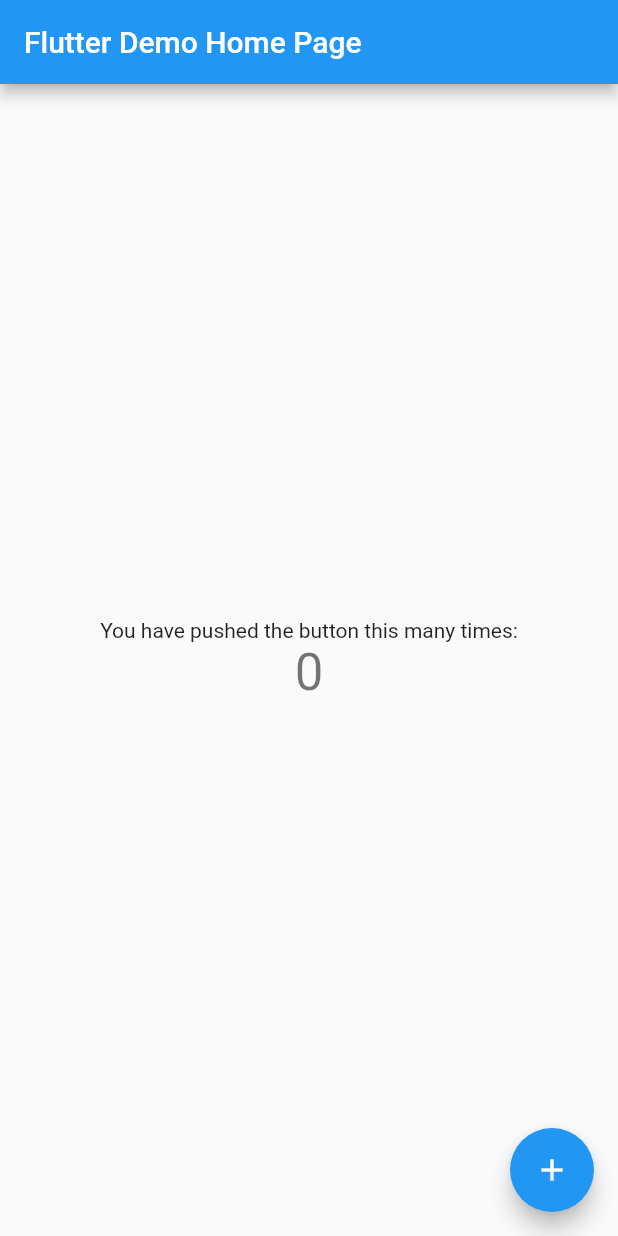
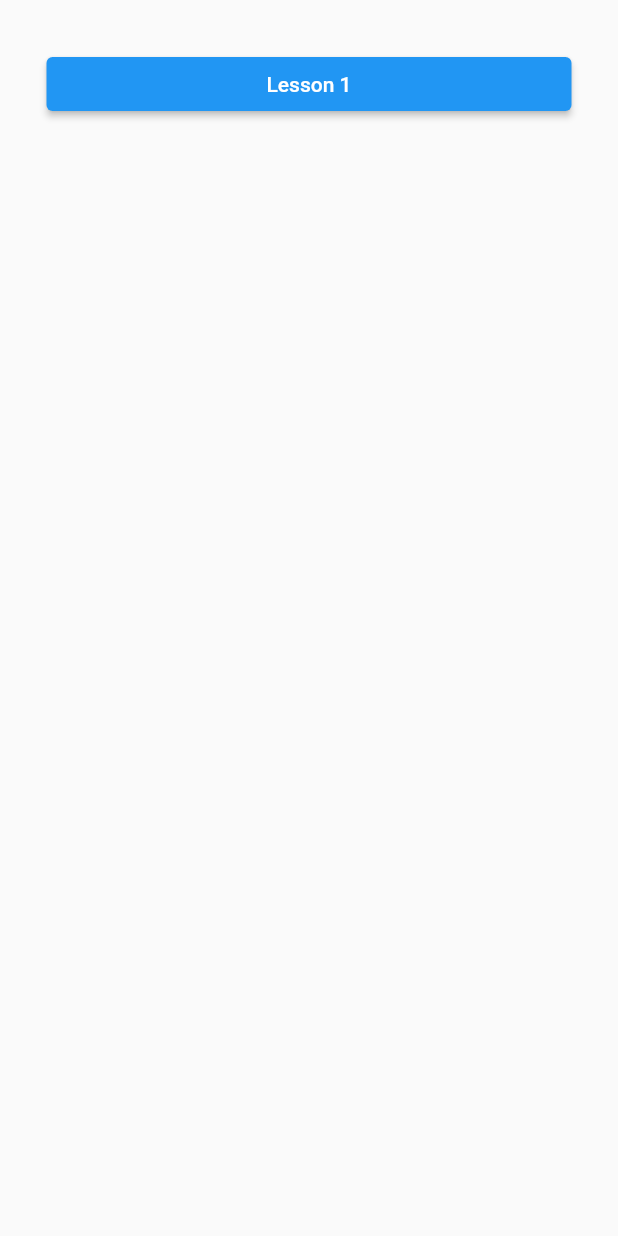
Before and after one commit to rmoralesd/flutter_learn_flame_jump_game, a Flutter app: the screen it shows after launch, on a phone screen of 412 x 824 dp. Run offline on Flutter 3.47's test engine with Material 2 defaults, Android fonts, the phone set to English and light mode, and no system bars.

Commit message:
Adicionando el menú inicial. Sólo el primer botón

```diff
--- /dev/null
+++ b/lib/lesson_menu.dart
@@ -0,0 +1,56 @@
+import 'package:flutter/material.dart';
+
+class LessonMenu extends StatelessWidget {
+  const LessonMenu({super.key});
+
+  @override
+  Widget build(BuildContext context) {
+    return Scaffold(
+      appBar: null,
+      body: Center(
+          child: SizedBox(
+        width: 350,
+        child: ListView(
+          children: const [
+            SizedBox(
+              height: 32,
+            ),
+            ButtonItem(title: 'Lesson 1', route: '')
+          ],
+        ),
+      )),
+    );
+  }
+}
+
+class ButtonItem extends StatelessWidget {
+  final String title;
+  final String route;
+
+  const ButtonItem({
+    super.key,
+    required this.title,
+    required this.route,
+  });
+
+  @override
+  Widget build(BuildContext context) {
+    return Column(
+      crossAxisAlignment: CrossAxisAlignment.stretch,
+      children: [
+        ElevatedButton(
+          onPressed: () {
+            Navigator.of(context).pushNamed(route);
+          },
+          child: Padding(
+            padding: const EdgeInsets.all(8.0),
+            child: Text(title),
+          ),
+        ),
+        const SizedBox(
+          height: 5.0,
+        )
+      ],
+    );
+  }
+}
--- a/lib/main.dart
+++ b/lib/main.dart
@@ -1,115 +1,10 @@
 import 'package:flutter/material.dart';
+import 'package:flutter_learn_flame_jump_game/routes.dart';
 
+final navigatorKey = GlobalKey<NavigatorState>();
 void main() {
-  runApp(const MyApp());
+  runApp(MaterialApp(
+    navigatorKey: navigatorKey,
+    onGenerateRoute: Routes.routes,
+  ));
 }
-
-class MyApp extends StatelessWidget {
-  const MyApp({super.key});
-
-  // This widget is the root of your application.
-  @override
-  Widget build(BuildContext context) {
-    return MaterialApp(
-      title: 'Flutter Demo',
-      theme: ThemeData(
-        // This is the theme of your application.
-        //
-        // Try running your application with "flutter run". You'll see the
-        // application has a blue toolbar. Then, without quitting the app, try
-        // changing the primarySwatch below to Colors.green and then invoke
-        // "hot reload" (press "r" in the console where you ran "flutter run",
-        // or simply save your changes to "hot reload" in a Flutter IDE).
-        // Notice that the counter didn't reset back to zero; the application
-        // is not restarted.
-        primarySwatch: Colors.blue,
-      ),
-      home: const MyHomePage(title: 'Flutter Demo Home Page'),
-    );
-  }
-}
-
-class MyHomePage extends StatefulWidget {
-  const MyHomePage({super.key, required this.title});
-
-  // This widget is the home page of your application. It is stateful, meaning
-  // that it has a State object (defined below) that contains fields that affect
-  // how it looks.
-
-  // This class is the configuration for the state. It holds the values (in this
-  // case the title) provided by the parent (in this case the App widget) and
-  // used by the build method of the State. Fields in a Widget subclass are
-  // always marked "final".
-
-  final String title;
-
-  @override
-  State<MyHomePage> createState() => _MyHomePageState();
-}
-
-class _MyHomePageState extends State<MyHomePage> {
-  int _counter = 0;
-
-  void _incrementCounter() {
-    setState(() {
-      // This call to setState tells the Flutter framework that something has
-      // changed in this State, which causes it to rerun the build method below
-      // so that the display can reflect the updated values. If we changed
-      // _counter without calling setState(), then the build method would not be
-      // called again, and so nothing would appear to happen.
-      _counter++;
-    });
-  }
-
-  @override
-  Widget build(BuildContext context) {
-    // This method is rerun every time setState is called, for instance as done
-    // by the _incrementCounter method above.
-    //
-    // The Flutter framework has been optimized to make rerunning build methods
-    // fast, so that you can just rebuild anything that needs updating rather
-    // than having to individually change instances of widgets.
-    return Scaffold(
-      appBar: AppBar(
-        // Here we take the value from the MyHomePage object that was created by
-        // the App.build method, and use it to set our appbar title.
-        title: Text(widget.title),
-      ),
-      body: Center(
-        // Center is a layout widget. It takes a single child and positions it
-        // in the middle of the parent.
-        child: Column(
-          // Column is also a layout widget. It takes a list of children and
-          // arranges them vertically. By default, it sizes itself to fit its
-          // children horizontally, and tries to be as tall as its parent.
-          //
-          // Invoke "debug painting" (press "p" in the console, choose the
-          // "Toggle Debug Paint" action from the Flutter Inspector in Android
-          // Studio, or the "Toggle Debug Paint" command in Visual Studio Code)
-          // to see the wireframe for each widget.
-          //
-          // Column has various properties to control how it sizes itself and
-          // how it positions its children. Here we use mainAxisAlignment to
-          // center the children vertically; the main axis here is the vertical
-          // axis because Columns are vertical (the cross axis would be
-          // horizontal).
-          mainAxisAlignment: MainAxisAlignment.center,
-          children: <Widget>[
-            const Text(
-              'You have pushed the button this many times:',
-            ),
-            Text(
-              '$_counter',
-              style: Theme.of(context).textTheme.headline4,
-            ),
-          ],
-        ),
-      ),
-      floatingActionButton: FloatingActionButton(
-        onPressed: _incrementCounter,
-        tooltip: 'Increment',
-        child: const Icon(Icons.add),
-      ), // This trailing comma makes auto-formatting nicer for build methods.
-    );
-  }
-}
--- /dev/null
+++ b/lib/routes.dart
@@ -0,0 +1,19 @@
+import 'package:flutter/cupertino.dart';
+import 'package:flutter/material.dart';
+import 'package:flutter_learn_flame_jump_game/lesson_menu.dart';
+
+class Routes {
+  static const menu = '/';
+  static Route routes(RouteSettings settings) {
+    MaterialPageRoute buildRoute(Widget widget) {
+      return MaterialPageRoute(builder: (_) => widget, settings: settings);
+    }
+
+    switch (settings.name) {
+      case menu:
+        return buildRoute(const LessonMenu());
+      default:
+        throw Exception('Route does not exists');
+    }
+  }
+}
--- a/pubspec.yaml
+++ b/pubspec.yaml
@@ -36,6 +36,8 @@
   # The following adds the Cupertino Icons font to your application.
   # Use with the CupertinoIcons class for iOS style icons.
   cupertino_icons: ^1.0.2
+  flame: ^1.5.0
+  flame_forge2d: ^0.12.4
 
 dev_dependencies:
   flutter_test:
```
Also changed, not shown: pubspec.lock.
